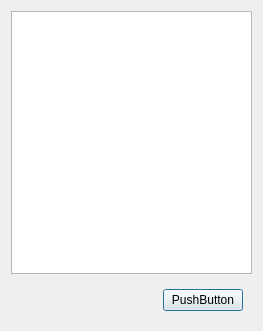
Above: python/Colorimeter/colorimeter/gui/dialog/test_solution_dialog.ui from iorodeo/colorimeter before the change. Below: the same form after it.
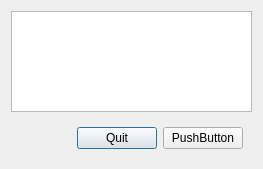
That is the form after the change.

Commit message: Worked on test solution dialog.

```diff
--- a/python/Colorimeter/colorimeter/gui/dialog/test_solution_dialog.ui
+++ b/python/Colorimeter/colorimeter/gui/dialog/test_solution_dialog.ui
@@ -7,7 +7,7 @@
     <x>0</x>
     <y>0</y>
     <width>263</width>
-    <height>331</height>
+    <height>169</height>
    </rect>
   </property>
   <property name="windowTitle">
@@ -40,7 +40,14 @@
        </spacer>
       </item>
       <item>
-       <widget class="QPushButton" name="pushButton">
+       <widget class="QPushButton" name="quitPushButton">
+        <property name="text">
+         <string>Quit</string>
+        </property>
+       </widget>
+      </item>
+      <item>
+       <widget class="QPushButton" name="modePushButton">
         <property name="text">
          <string>PushButton</string>
         </property>
```
The commit also changes 6 other files.
